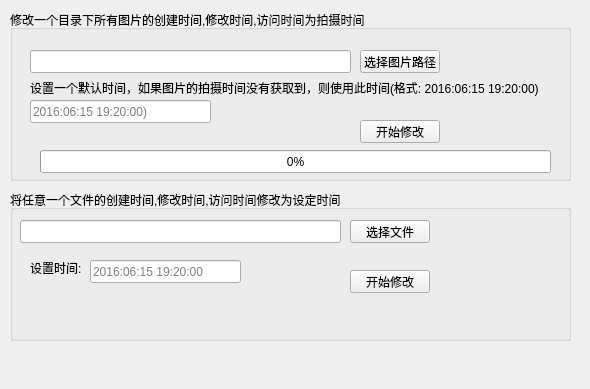
tianxiaofan/ModifPhotoTime, file form.ui: the form before one commit.
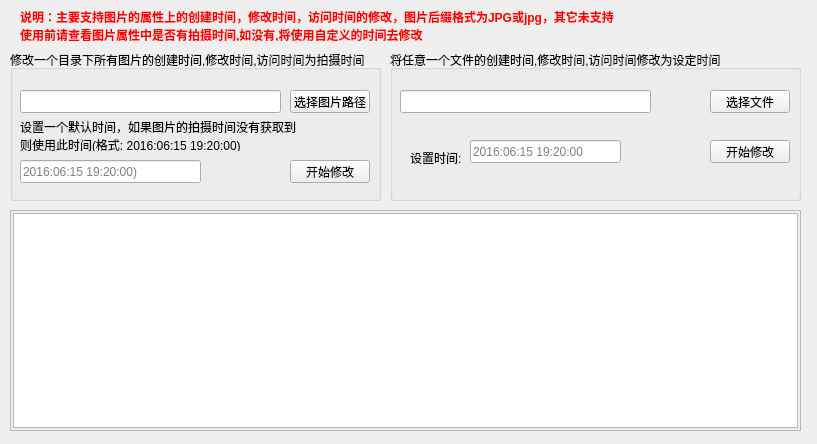
The form after the commit.

Commit message: feat: 功能基本完成

The edit to the form file:
```diff
--- a/form.ui
+++ b/form.ui
@@ -6,8 +6,8 @@
    <rect>
     <x>0</x>
     <y>0</y>
-    <width>590</width>
-    <height>389</height>
+    <width>817</width>
+    <height>444</height>
    </rect>
   </property>
   <property name="windowTitle">
@@ -17,9 +17,9 @@
    <property name="geometry">
     <rect>
      <x>10</x>
-     <y>10</y>
-     <width>561</width>
-     <height>171</height>
+     <y>50</y>
+     <width>371</width>
+     <height>151</height>
     </rect>
    </property>
    <property name="title">
@@ -28,9 +28,9 @@
    <widget class="QLineEdit" name="lineEdit_PhotoPath">
     <property name="geometry">
      <rect>
-      <x>20</x>
+      <x>10</x>
       <y>40</y>
-      <width>321</width>
+      <width>261</width>
       <height>23</height>
      </rect>
     </property>
@@ -38,7 +38,7 @@
    <widget class="QPushButton" name="pushButton_SelectPhotoPath">
     <property name="geometry">
      <rect>
-      <x>350</x>
+      <x>280</x>
       <y>40</y>
       <width>80</width>
       <height>23</height>
@@ -51,21 +51,22 @@
    <widget class="QLabel" name="label">
     <property name="geometry">
      <rect>
-      <x>20</x>
+      <x>10</x>
       <y>70</y>
-      <width>521</width>
-      <height>16</height>
+      <width>301</width>
+      <height>31</height>
      </rect>
     </property>
     <property name="text">
-     <string>设置一个默认时间，如果图片的拍摄时间没有获取到，则使用此时间(格式: 2016:06:15 19:20:00)</string>
+     <string>设置一个默认时间，如果图片的拍摄时间没有获取到
+则使用此时间(格式: 2016:06:15 19:20:00)</string>
     </property>
    </widget>
    <widget class="QLineEdit" name="lineEdit_PhotoCustomTime">
     <property name="geometry">
      <rect>
-      <x>20</x>
-      <y>90</y>
+      <x>10</x>
+      <y>110</y>
       <width>181</width>
       <height>23</height>
      </rect>
@@ -77,7 +78,7 @@
    <widget class="QPushButton" name="pushButton_PhotoModif">
     <property name="geometry">
      <rect>
-      <x>350</x>
+      <x>280</x>
       <y>110</y>
       <width>80</width>
       <height>23</height>
@@ -87,26 +88,13 @@
      <string>开始修改</string>
     </property>
    </widget>
-   <widget class="QProgressBar" name="progressBar">
-    <property name="geometry">
-     <rect>
-      <x>30</x>
-      <y>140</y>
-      <width>511</width>
-      <height>23</height>
-     </rect>
-    </property>
-    <property name="value">
-     <number>0</number>
-    </property>
-   </widget>
   </widget>
   <widget class="QGroupBox" name="groupBox_2">
    <property name="geometry">
     <rect>
-     <x>10</x>
-     <y>190</y>
-     <width>561</width>
+     <x>390</x>
+     <y>50</y>
+     <width>411</width>
      <height>151</height>
     </rect>
    </property>
@@ -117,8 +105,8 @@
     <property name="geometry">
      <rect>
       <x>10</x>
-      <y>30</y>
-      <width>321</width>
+      <y>40</y>
+      <width>251</width>
       <height>23</height>
      </rect>
     </property>
@@ -126,8 +114,8 @@
    <widget class="QPushButton" name="pushButton_SelectFilePath">
     <property name="geometry">
      <rect>
-      <x>340</x>
-      <y>30</y>
+      <x>320</x>
+      <y>40</y>
       <width>80</width>
       <height>23</height>
      </rect>
@@ -139,8 +127,8 @@
    <widget class="QPushButton" name="pushButton_FileModif">
     <property name="geometry">
      <rect>
-      <x>340</x>
-      <y>80</y>
+      <x>320</x>
+      <y>90</y>
       <width>80</width>
       <height>23</height>
      </rect>
@@ -153,7 +141,7 @@
     <property name="geometry">
      <rect>
       <x>80</x>
-      <y>70</y>
+      <y>90</y>
       <width>151</width>
       <height>23</height>
      </rect>
@@ -166,7 +154,7 @@
     <property name="geometry">
      <rect>
       <x>20</x>
-      <y>70</y>
+      <y>100</y>
       <width>53</width>
       <height>15</height>
      </rect>
@@ -189,17 +177,67 @@
     </property>
    </widget>
   </widget>
-  <widget class="QLabel" name="label_Message">
+  <widget class="QScrollArea" name="scrollArea">
    <property name="geometry">
     <rect>
      <x>10</x>
-     <y>350</y>
-     <width>551</width>
-     <height>16</height>
+     <y>210</y>
+     <width>791</width>
+     <height>221</height>
     </rect>
+   </property>
+   <property name="widgetResizable">
+    <bool>true</bool>
+   </property>
+   <widget class="QWidget" name="scrollAreaWidgetContents">
+    <property name="geometry">
+     <rect>
+      <x>0</x>
+      <y>0</y>
+      <width>789</width>
+      <height>219</height>
+     </rect>
+    </property>
+    <layout class="QGridLayout" name="gridLayout">
+     <property name="leftMargin">
+      <number>2</number>
+     </property>
+     <property name="topMargin">
+      <number>2</number>
+     </property>
+     <property name="rightMargin">
+      <number>2</number>
+     </property>
+     <property name="bottomMargin">
+      <number>2</number>
+     </property>
+     <item row="0" column="0">
+      <widget class="QTextEdit" name="textEdit"/>
+     </item>
+    </layout>
+   </widget>
+  </widget>
+  <widget class="QLabel" name="label_3">
+   <property name="geometry">
+    <rect>
+     <x>20</x>
+     <y>10</y>
+     <width>751</width>
+     <height>31</height>
+    </rect>
+   </property>
+   <property name="font">
+    <font>
+     <pointsize>9</pointsize>
+     <bold>true</bold>
+    </font>
+   </property>
+   <property name="styleSheet">
+    <string notr="true">color: rgb(255, 0, 0);</string>
    </property>
    <property name="text">
-    <string/>
+    <string>说明：主要支持图片的属性上的创建时间，修改时间，访问时间的修改，图片后缀格式为JPG或jpg，其它未支持
+使用前请查看图片属性中是否有拍摄时间,如没有,将使用自定义的时间去修改</string>
    </property>
   </widget>
  </widget>
```
Left out of the diff: 2 changed lines with no effect on the pictures. The commit also changes 2 other files.
